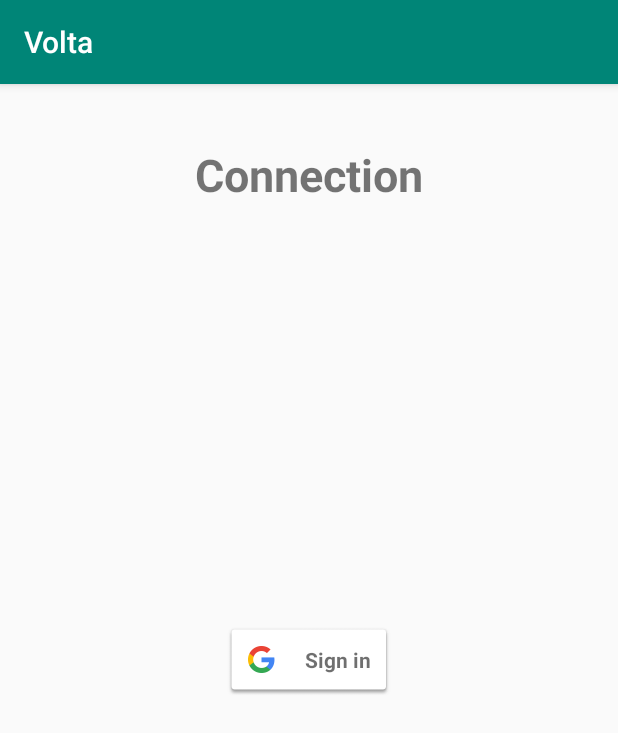
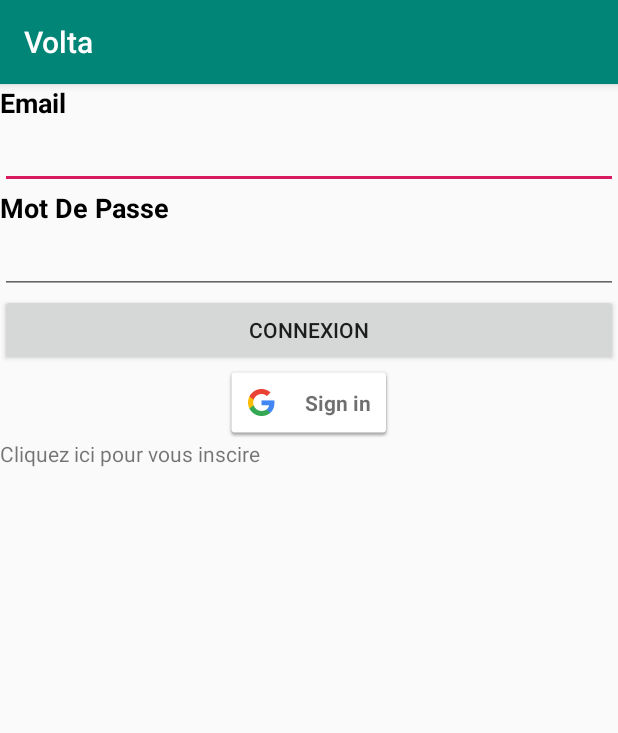
Before and after one commit to WilliamLech/PTUTS3, an Android app: the screen it shows after launch (SignInActivity before the commit, ConnexionActivity after it), on a phone screen of 412 x 824 dp. Shown: the top 733 px of the screen. Run offline under Robolectric (Android 15) with nearby library versions, the phone set to English and light mode, and no system bars; our stand-ins replace Firebase (no records; nobody signed in at launch, a user with empty details on screens opened directly).

Commit message:
petite modif

```diff
--- a/app/build.gradle
+++ b/app/build.gradle
@@ -24,6 +24,8 @@ dependencies {
     implementation 'com.android.support:appcompat-v7:28.0.0'
     implementation 'com.android.support.constraint:constraint-layout:1.1.3'
     implementation 'com.google.firebase:firebase-auth:16.0.5'
+    implementation 'androidx.appcompat:appcompat:1.0.2'
+    implementation 'androidx.constraintlayout:constraintlayout:1.1.3'
     testImplementation 'junit:junit:4.12'
     androidTestImplementation 'com.android.support.test:runner:1.0.2'
     androidTestImplementation 'com.android.support.test.espresso:espresso-core:3.0.2'
--- a/app/src/main/AndroidManifest.xml
+++ b/app/src/main/AndroidManifest.xml
@@ -9,6 +9,7 @@
         android:roundIcon="@mipmap/ic_launcher_round"
         android:supportsRtl="true"
         android:theme="@style/AppTheme">
+        <activity android:name=".ConnexionActivity"></activity>
         <activity android:name=".MainActivity">
             <intent-filter>
                 <action android:name="android.intent.action.MAIN" />
@@ -16,7 +17,7 @@
                 <category android:name="android.intent.category.LAUNCHER" />
             </intent-filter>
         </activity>
-        <activity android:name=".SignInActivity"></activity>
+        <activity android:name=".SignInActivity" />
     </application>
 
 </manifest>
--- a/app/src/main/java/com/example/volta/SignInActivity.java
+++ b/app/src/main/java/com/example/volta/ConnexionActivity.java
@@ -19,6 +19,9 @@ import android.content.Intent;
 import android.os.Bundle;
 import android.util.Log;
 import android.view.View;
+import android.widget.Button;
+import android.widget.EditText;
+import android.widget.TextView;
 import android.widget.Toast;
 
 import androidx.annotation.NonNull;
@@ -38,13 +41,19 @@ import com.google.firebase.auth.AuthResult;
 import com.google.firebase.auth.FirebaseAuth;
 import com.google.firebase.auth.GoogleAuthProvider;
 
-public class SignInActivity extends AppCompatActivity implements
+import java.nio.file.Files;
+
+public class ConnexionActivity extends AppCompatActivity implements
         GoogleApiClient.OnConnectionFailedListener, View.OnClickListener {
 
     private static final String TAG = "SignInActivity";
     private static final int RC_SIGN_IN = 9001;
 
     private SignInButton mSignInButton;
+    private EditText Email;
+    private EditText passWord;
+    private TextView Inscription;
+    private Button connexion;
 
     private GoogleApiClient mGoogleApiClient;
 
@@ -54,10 +63,14 @@ public class SignInActivity extends AppCompatActivity implements
     @Override
     protected void onCreate(Bundle savedInstanceState) {
         super.onCreate(savedInstanceState);
-        setContentView(R.layout.activity_sign_in);
+        setContentView(R.layout.activity_conexion);
 
         // Assign fields
         mSignInButton = (SignInButton) findViewById(R.id.sign_in_button);
+        Email = (EditText) findViewById(R.id.Email);
+        passWord = (EditText) findViewById(R.id.PassWord);
+        Inscription = (TextView) findViewById(R.id.Inscription);
+        connexion = (Button) findViewById(R.id.ConnexionEmail);
 
         // Set click listeners
         mSignInButton.setOnClickListener(this);
@@ -135,11 +148,11 @@ public class SignInActivity extends AppCompatActivity implements
                         // signed in user can be handled in the listener.
                         if (!task.isSuccessful()) {
                             Log.w(TAG, "signInWithCredential", task.getException());
-                            Toast.makeText(SignInActivity.this, "Authentication failed.",
+                            Toast.makeText(ConnexionActivity.this, "Authentication failed.",
                                     Toast.LENGTH_SHORT).show();
                         } else {
                             Log.d(TAG, "i am working");
-                            startActivity(new Intent(SignInActivity.this, MainActivity.class));
+                            startActivity(new Intent(ConnexionActivity.this, MainActivity.class));
                             finish();
                         }
                     }
--- a/app/src/main/java/com/example/volta/MainActivity.java
+++ b/app/src/main/java/com/example/volta/MainActivity.java
@@ -27,7 +27,7 @@ public class MainActivity extends AppCompatActivity {
         firebaseUser = mAuth.getCurrentUser();
 
         if(firebaseUser == null){
-            startActivity(new Intent(this,SignInActivity.class));
+            startActivity(new Intent(this,ConnexionActivity.class));
             finish();
             return;
         }
--- /dev/null
+++ b/app/src/main/res/layout/activity_conexion.xml
@@ -0,0 +1,70 @@
+<?xml version="1.0" encoding="utf-8"?>
+<androidx.constraintlayout.widget.ConstraintLayout xmlns:android="http://schemas.android.com/apk/res/android"
+    xmlns:app="http://schemas.android.com/apk/res-auto"
+    xmlns:tools="http://schemas.android.com/tools"
+    android:layout_width="match_parent"
+    android:layout_height="match_parent"
+    tools:context=".ConnexionActivity">
+
+    <LinearLayout
+        android:layout_width="match_parent"
+        android:layout_height="match_parent"
+        android:orientation="vertical"
+        tools:layout_editor_absoluteX="220dp"
+        tools:layout_editor_absoluteY="261dp">
+
+        <TextView
+            android:id="@+id/textView4"
+            android:layout_width="match_parent"
+            android:layout_height="wrap_content"
+            android:text="Email"
+            android:textColor="#000000"
+            android:textSize="18sp"
+            android:textStyle="bold" />
+
+        <EditText
+            android:id="@+id/Email"
+            android:layout_width="match_parent"
+            android:layout_height="wrap_content"
+            android:ems="10"
+            android:inputType="textEmailAddress" />
+
+        <TextView
+            android:id="@+id/textView2"
+            android:layout_width="match_parent"
+            android:layout_height="wrap_content"
+            android:text="Mot De Passe"
+            android:textColor="#000000"
+            android:textSize="18sp"
+            android:textStyle="bold" />
+
+        <EditText
+            android:id="@+id/PassWord"
+            android:layout_width="match_parent"
+            android:layout_height="wrap_content"
+            android:ems="10"
+            android:inputType="textPassword" />
+
+        <Button
+            android:id="@+id/ConnexionEmail"
+            android:layout_width="match_parent"
+            android:layout_height="wrap_content"
+            android:text="Connexion" />
+
+        <com.google.android.gms.common.SignInButton
+            android:id="@+id/sign_in_button"
+            android:layout_width="wrap_content"
+            android:layout_height="wrap_content"
+            android:layout_centerInParent="true"
+            android:visibility="visible"
+            android:layout_gravity="center"/>
+
+        <TextView
+            android:id="@+id/Inscription"
+            android:layout_width="match_parent"
+            android:layout_height="wrap_content"
+            android:clickable="true"
+            android:text="Cliquez ici pour vous inscire" />
+
+    </LinearLayout>
+</androidx.constraintlayout.widget.ConstraintLayout>
```
Also changed, not shown: 1 other file.
